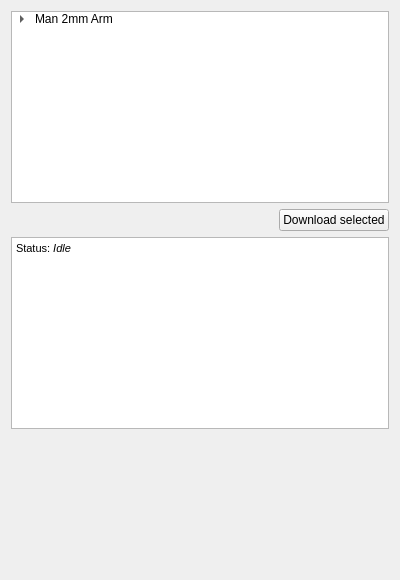
This is Modules/Scripted/Scripts/Resources/UI/BenderSampleData.ui in KitwareMedical/Bender as Qt 5 draws it before an edit. The edited form follows.
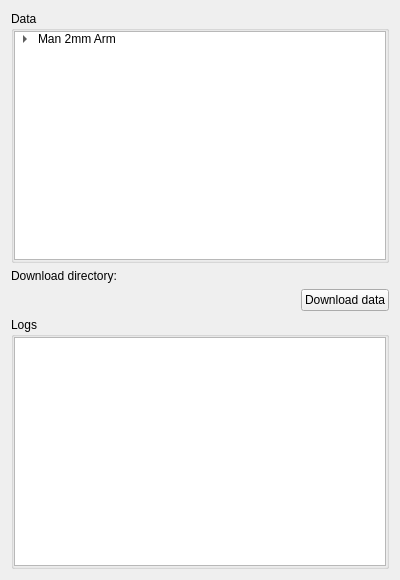
This is the edited form. Custom widgets are drawn as their Qt base class.

Commit message: Simplify the sample data download

```diff
--- a/Modules/Scripted/Scripts/Resources/UI/BenderSampleData.ui
+++ b/Modules/Scripted/Scripts/Resources/UI/BenderSampleData.ui
@@ -13,7 +13,22 @@
   <property name="windowTitle">
    <string>Form</string>
   </property>
-  <layout class="QVBoxLayout" name="verticalLayout">
+  <layout class="QFormLayout" name="formLayout">
+   <property name="fieldGrowthPolicy">
+    <enum>QFormLayout::ExpandingFieldsGrow</enum>
+   </property>
+   <item row="0" column="0" colspan="2">
+    <widget class="ctkCollapsibleGroupBox" name="DetailsCollapsibleGroupBox">
+     <property name="title">
+      <string>Data</string>
+     </property>
+     <property name="collapsed">
+      <bool>true</bool>
+     </property>
+     <layout class="QVBoxLayout" name="verticalLayout_2">
+      <property name="margin">
+       <number>0</number>
+      </property>
    <item>
     <widget class="QTreeWidget" name="BenderSampleDataTree">
      <property name="toolTip">
@@ -103,7 +118,17 @@
      </item>
     </widget>
    </item>
-   <item>
+     </layout>
+    </widget>
+   </item>
+   <item row="1" column="0">
+    <widget class="QLabel" name="label">
+     <property name="text">
+      <string>Download directory:</string>
+     </property>
+    </widget>
+   </item>
+   <item row="2" column="0" colspan="2">
     <layout class="QHBoxLayout" name="horizontalLayout">
      <item>
       <spacer name="horizontalSpacer">
@@ -124,12 +149,21 @@
         <string>Download the sample data selected in the tree view.</string>
        </property>
        <property name="text">
-        <string>Download selected</string>
+        <string>Download data</string>
        </property>
       </widget>
      </item>
     </layout>
    </item>
+   <item row="3" column="0" colspan="2">
+    <widget class="ctkCollapsibleGroupBox" name="LogsCollapsibleGroupBox">
+     <property name="title">
+      <string>Logs</string>
+     </property>
+     <layout class="QVBoxLayout" name="verticalLayout_3">
+      <property name="margin">
+       <number>0</number>
+      </property>
    <item>
     <widget class="QTextEdit" name="BenderSampleDataLog">
      <property name="toolTip">
@@ -142,28 +176,35 @@
       <string>&lt;!DOCTYPE HTML PUBLIC &quot;-//W3C//DTD HTML 4.0//EN&quot; &quot;http://www.w3.org/TR/REC-html40/strict.dtd&quot;&gt;
 &lt;html&gt;&lt;head&gt;&lt;meta name=&quot;qrichtext&quot; content=&quot;1&quot; /&gt;&lt;style type=&quot;text/css&quot;&gt;
 p, li { white-space: pre-wrap; }
-&lt;/style&gt;&lt;/head&gt;&lt;body style=&quot; font-family:'MS Shell Dlg 2'; font-size:8.25pt; font-weight:400; font-style:normal;&quot;&gt;
-&lt;p style=&quot; margin-top:0px; margin-bottom:0px; margin-left:0px; margin-right:0px; -qt-block-indent:0; text-indent:0px;&quot;&gt;&lt;span style=&quot; font-size:8pt;&quot;&gt;Status: &lt;/span&gt;&lt;span style=&quot; font-size:8pt; font-style:italic;&quot;&gt;Idle&lt;/span&gt;&lt;/p&gt;
-&lt;p style=&quot;-qt-paragraph-type:empty; margin-top:0px; margin-bottom:0px; margin-left:0px; margin-right:0px; -qt-block-indent:0; text-indent:0px; font-size:8pt;&quot;&gt;&lt;/p&gt;&lt;/body&gt;&lt;/html&gt;</string>
+&lt;/style&gt;&lt;/head&gt;&lt;body style=&quot; font-family:'Lucida Grande'; font-size:13pt; font-weight:400; font-style:normal;&quot;&gt;
+&lt;p style=&quot;-qt-paragraph-type:empty; margin-top:0px; margin-bottom:0px; margin-left:0px; margin-right:0px; -qt-block-indent:0; text-indent:0px;&quot;&gt;&lt;br /&gt;&lt;/p&gt;&lt;/body&gt;&lt;/html&gt;</string>
      </property>
     </widget>
    </item>
-   <item>
-    <spacer name="verticalSpacer">
-     <property name="orientation">
-      <enum>Qt::Vertical</enum>
+     </layout>
+    </widget>
+   </item>
+   <item row="1" column="1">
+    <widget class="ctkPathLineEdit" name="DownloadDirectoryPathLineEdit">
+     <property name="showHistoryButton">
+      <bool>false</bool>
      </property>
-     <property name="sizeHint" stdset="0">
-      <size>
-       <width>20</width>
-       <height>40</height>
-      </size>
-     </property>
-    </spacer>
+    </widget>
    </item>
   </layout>
  </widget>
  <customwidgets>
+  <customwidget>
+   <class>ctkCollapsibleGroupBox</class>
+   <extends>QGroupBox</extends>
+   <header>ctkCollapsibleGroupBox.h</header>
+   <container>1</container>
+  </customwidget>
+  <customwidget>
+   <class>ctkPathLineEdit</class>
+   <extends>QWidget</extends>
+   <header>ctkPathLineEdit.h</header>
+  </customwidget>
   <customwidget>
    <class>qSlicerWidget</class>
    <extends>QWidget</extends>
```
Left out of the diff: 50 changed lines with no effect on the pictures. Lines whose indentation alone changed are shown as unchanged. The commit also changes 2 other files.
